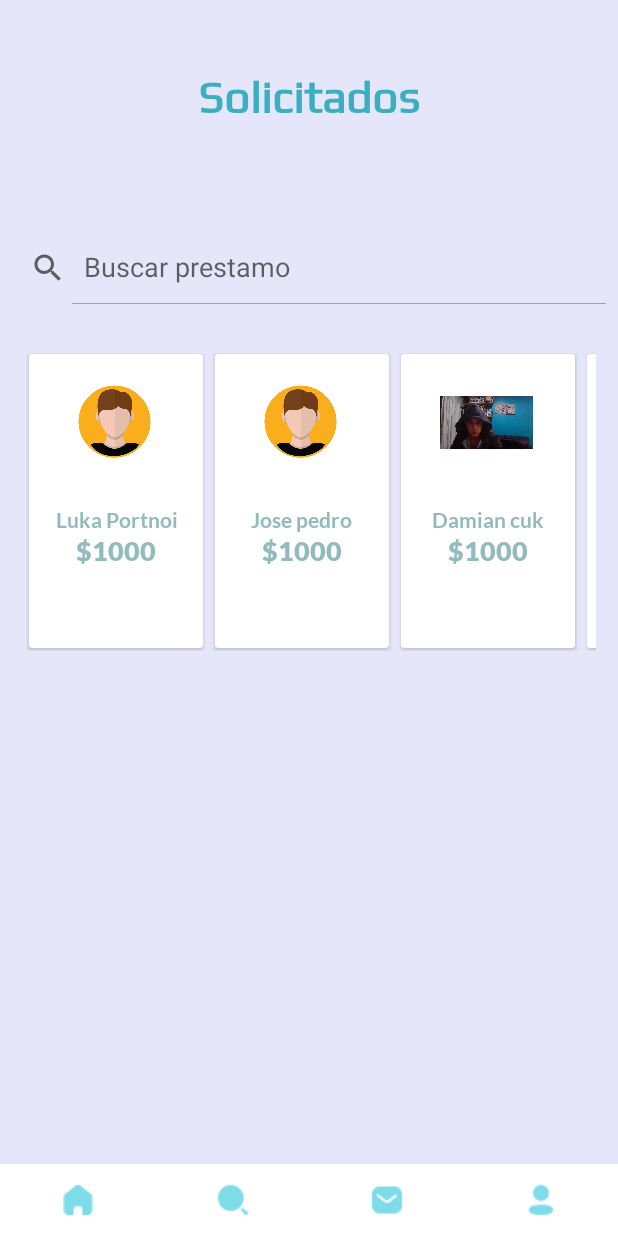
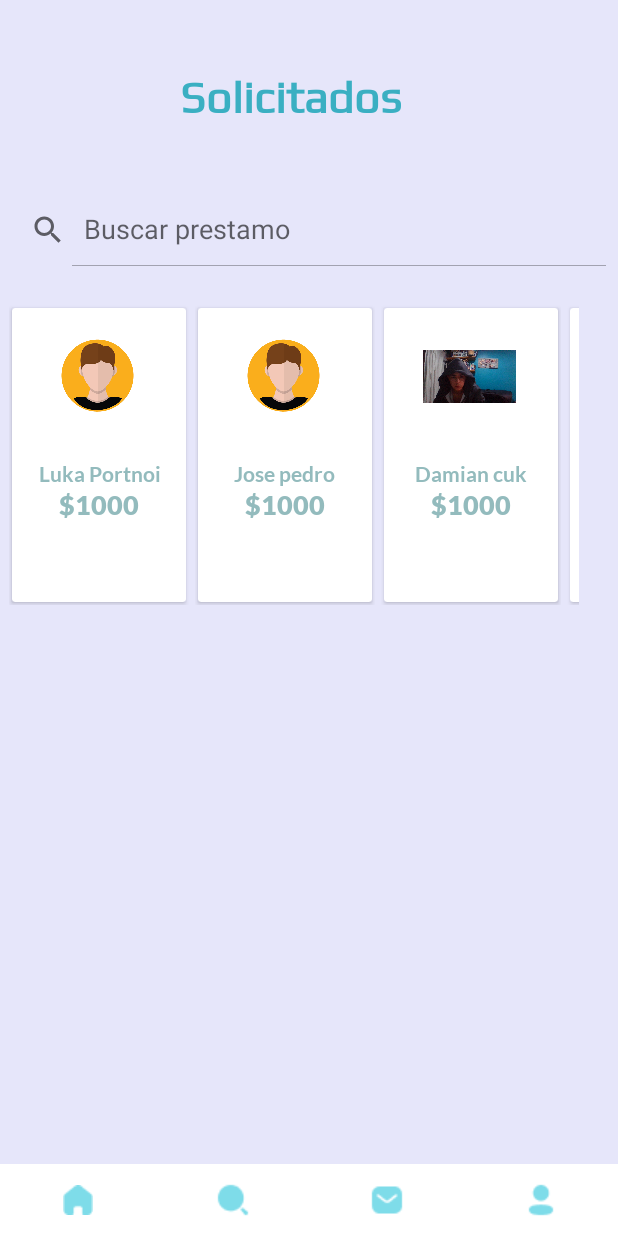
Before and after one commit to LoanGrounds/AndroidStudioLG, an Android app: the fragment LupaFragment placed in its activity, on a phone screen of 412 x 824 dp. Run offline under Robolectric (Android 15) with nearby library versions, the phone set to English and light mode, and no system bars; Roboto replaces fonts that are not available here.

Commit message:
act 15:27 21/05

```diff
--- a/ProyectFinal/app/src/main/res/layout/fragment_lupa.xml
+++ b/ProyectFinal/app/src/main/res/layout/fragment_lupa.xml
@@ -6,22 +6,10 @@
     android:layout_height="match_parent"
     tools:context=".Menu.LupaFragment">
 
-    <androidx.constraintlayout.widget.ConstraintLayout
+    <LinearLayout
         android:layout_width="match_parent"
-        android:layout_height="match_parent">
-
-        <SearchView
-
-            android:id="@+id/buscarPrestamo"
-            android:layout_width="match_parent"
-            android:layout_height="wrap_content"
-            android:iconifiedByDefault="false"
-
-            android:queryHint="Buscar prestamo"
-            app:layout_constraintBottom_toTopOf="@+id/linearLayout4"
-            app:layout_constraintEnd_toEndOf="parent"
-            app:layout_constraintStart_toStartOf="parent"
-            app:layout_constraintTop_toBottomOf="@+id/loangrounds4" />
+        android:layout_height="match_parent"
+        android:orientation="vertical">
 
         <TextView
             android:id="@+id/loangrounds4"
@@ -33,10 +21,16 @@
             android:textColor="#D417A4B7 "
             android:textColorHint="#FFFFFF"
             android:textSize="30sp"
-            android:textStyle="bold"
-            app:layout_constraintEnd_toEndOf="parent"
-            app:layout_constraintStart_toStartOf="parent"
-            app:layout_constraintTop_toTopOf="parent" />
+            android:textStyle="bold" />
+
+        <SearchView
+
+            android:id="@+id/buscarPrestamo"
+            android:layout_width="match_parent"
+            android:layout_height="wrap_content"
+            android:iconifiedByDefault="false"
+
+            android:queryHint="Buscar prestamo" />
 
         <LinearLayout
             android:id="@+id/linearLayout4"
@@ -44,21 +38,17 @@
             android:layout_height="449dp"
             android:padding="4dp"
 
-            app:layout_behavior="@string/appbar_scrolling_view_behavior"
-            app:layout_constraintBottom_toBottomOf="parent"
-            app:layout_constraintEnd_toEndOf="parent"
-            app:layout_constraintStart_toStartOf="parent"
-            app:layout_constraintTop_toBottomOf="@+id/loangrounds4"
-            tools:showIn="@layout/activity_main">
+            >
 
             <androidx.recyclerview.widget.RecyclerView
                 android:id="@+id/recyclerView"
                 android:layout_width="match_parent"
                 android:layout_height="wrap_content"
-                android:clipToPadding="false" />
+                android:clipToPadding="false"
+                android:paddingTop="20dp" />
 
         </LinearLayout>
 
-    </androidx.constraintlayout.widget.ConstraintLayout>
+    </LinearLayout>
 
 </FrameLayout>
```
Also changed, not shown: ProyectFinal/app/src/main/java/com/example/ProyectoFinal/loangrounds/ListaRecomendados/LupaAdapter.java (+36 -1 lines), ProyectFinal/app/src/main/java/com/example/ProyectoFinal/loangrounds/Menu/LupaFragment.java (+6 -17 lines), 309 other files.
